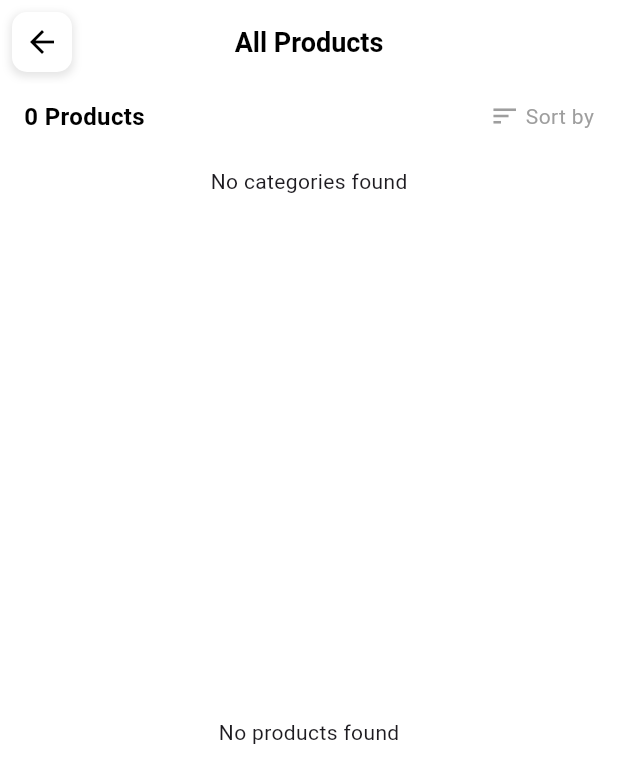
After one commit to Sibtain-maker/burger_full_app, a Flutter app: the AppMainScreen screen opened directly, after a tap on "View All", on a phone screen of 412 x 824 dp. The commit adds this screen. Shown: the top 783 px of the screen. Run offline on Flutter 3.47's test engine with Material 3 defaults, Android fonts, the phone set to English and light mode, and no system bars; our stand-ins replace iconsax, supabase_flutter; accounts and stored records are empty; network calls fail.

Commit message:
view all screen is done

```diff
--- a/lib/main.dart
+++ b/lib/main.dart
@@ -1,8 +1,5 @@
 import 'package:burger_app_full/pages/Screen/app_main_screen.dart';
-import 'package:burger_app_full/pages/Screen/Profile_screen.dart';
-import 'package:burger_app_full/pages/Screen/on_bordingscreen.dart';
 import 'package:burger_app_full/pages/auth/login_screen.dart';
-import 'package:burger_app_full/pages/auth/signup_screen.dart';
 import 'package:flutter/material.dart';
 import 'package:supabase_flutter/supabase_flutter.dart';
 
--- a/lib/pages/Screen/app_main_screen.dart
+++ b/lib/pages/Screen/app_main_screen.dart
@@ -14,7 +14,7 @@ class AppMainScreen extends StatefulWidget {
 
 class _AppMainScreenState extends State<AppMainScreen> {
   int currentIndex = 0;
-  PageController _pageController = PageController();
+  final PageController _pageController = PageController();
   int currentPage = 0;
 
   final List<Widget> _pages = [
--- a/lib/pages/Screen/foood_app_home_screen.dart
+++ b/lib/pages/Screen/foood_app_home_screen.dart
@@ -6,6 +6,7 @@ import 'package:flutter/foundation.dart';
 import 'package:flutter/material.dart';
 import 'package:iconsax/iconsax.dart';
 import 'package:supabase_flutter/supabase_flutter.dart';
+import 'package:burger_app_full/pages/Screen/view_all_screen.dart';
 
 class FooodAppHomeScreen extends StatefulWidget {
   const FooodAppHomeScreen({super.key});
@@ -101,10 +102,10 @@ class _FooodAppHomeScreenState extends State<FooodAppHomeScreen> {
   }
 
   Widget _buildproductsection() {
-    return Expanded(
+    return Container(
+      height: 300, // Increased height for bigger burgers
       child: FutureBuilder<List<FoodModel>>(
         future: futureFoodproducts,
-
         builder: (context, snapshot) {
           if (snapshot.connectionState == ConnectionState.waiting) {
             return Center(child: CircularProgressIndicator());
@@ -118,14 +119,13 @@ class _FooodAppHomeScreenState extends State<FooodAppHomeScreen> {
           }
           return ListView.builder(
             scrollDirection: Axis.horizontal,
-
+            physics: BouncingScrollPhysics(),
+            padding: EdgeInsets.symmetric(horizontal: 20),
             itemCount: products.length,
             itemBuilder: (context, index) {
-              return Padding(
-                padding: EdgeInsets.only(
-                  left: index == 0 ? 25 : 0,
-                  right: index == products.length - 1 ? 25 : 0,
-                ),
+              return Container(
+                margin: EdgeInsets.only(right: 20),
+                width: 180, // Bigger width for burger cards
                 child: ProductsItemsDispaly(foodModel: products[index]),
               );
             },
@@ -143,23 +143,40 @@ class _FooodAppHomeScreenState extends State<FooodAppHomeScreen> {
         children: [
           Text(
             'Popular Now',
-            style: TextStyle(fontSize: 20, fontWeight: FontWeight.bold),
+            style: TextStyle(
+              fontSize: 20,
+              fontWeight: FontWeight.bold,
+              color: Colors.black87,
+            ),
           ),
           GestureDetector(
+            onTap: () {
+              Navigator.push(
+                context,
+                MaterialPageRoute(builder: (context) => ViewAllScreen()),
+              );
+            },
             child: Row(
               children: [
-                Text('View All', style: TextStyle(color: Colors.orange)),
-                SizedBox(width: 5),
+                Text(
+                  'View All',
+                  style: TextStyle(
+                    color: Colors.orange,
+                    fontWeight: FontWeight.w500,
+                    fontSize: 16,
+                  ),
+                ),
+                SizedBox(width: 4),
                 Container(
-                  padding: EdgeInsets.all(5),
+                  padding: EdgeInsets.all(4),
                   decoration: BoxDecoration(
                     color: Colors.orange,
-                    borderRadius: BorderRadius.circular(5),
+                    borderRadius: BorderRadius.circular(4),
                   ),
                   child: Icon(
                     Icons.arrow_forward_ios_rounded,
                     color: Colors.white,
-                    size: 10,
+                    size: 12,
                   ),
                 ),
               ],
@@ -336,7 +353,7 @@ class _FooodAppHomeScreenState extends State<FooodAppHomeScreen> {
       actions: [
         Padding(
           padding: const EdgeInsets.only(right: 16),
-          child: Container(
+          child: SizedBox(
             height: 45,
             width: 45,
             child: Image.asset('assets/food-delivery/profile.png'),
--- a/lib/pages/Screen/on_bordingscreen.dart
+++ b/lib/pages/Screen/on_bordingscreen.dart
@@ -13,7 +13,7 @@ class Onboarding extends StatefulWidget {
 }
 
 class _OnboardingState extends State<Onboarding> {
-  PageController _pageController = PageController();
+  final PageController _pageController = PageController();
   int currentPage = 0;
 
   @override
--- /dev/null
+++ b/lib/pages/Screen/view_all_screen.dart
@@ -0,0 +1,277 @@
+import 'package:burger_app_full/Core/models/product_model.dart';
+import 'package:burger_app_full/widgets/products_items_dispaly.dart';
+import 'package:flutter/material.dart';
+import 'package:supabase_flutter/supabase_flutter.dart';
+
+class ViewAllScreen extends StatefulWidget {
+  const ViewAllScreen({super.key});
+
+  @override
+  State<ViewAllScreen> createState() => _ViewAllScreenState();
+}
+
+class _ViewAllScreenState extends State<ViewAllScreen> {
+  late Future<List<FoodModel>> futureFoodproducts;
+  List<FoodModel> allProducts = [];
+  String selectedCategory = 'All';
+
+  // Fetch all available categories from database
+  Future<List<String>> fetchAvailableCategories() async {
+    try {
+      final response = await Supabase.instance.client
+          .from('food_products')
+          .select('category');
+
+      Set<String> categories = {};
+      for (var item in response) {
+        if (item['category'] != null) {
+          categories.add(item['category'].toString());
+        }
+      }
+      return categories.toList();
+    } catch (error) {
+      print('Error fetching categories: $error');
+      return [];
+    }
+  }
+
+  @override
+  void initState() {
+    super.initState();
+    futureFoodproducts = fetchAllProducts();
+    // Debug: Print available categories
+    fetchAvailableCategories().then((categories) {
+      print('Available categories in database: $categories');
+    });
+  }
+
+  // Fetch all food products
+  Future<List<FoodModel>> fetchAllProducts() async {
+    try {
+      final response = await Supabase.instance.client
+          .from('food_products')
+          .select();
+      return (response as List)
+          .map((json) => FoodModel.fromJson(json))
+          .toList();
+    } catch (error) {
+      print('Error fetching products: $error');
+      return [];
+    }
+  }
+
+  // Fetch products by category
+  Future<List<FoodModel>> fetchProductsByCategory(String category) async {
+    if (category == 'All') {
+      return fetchAllProducts();
+    }
+
+    try {
+      final response = await Supabase.instance.client
+          .from('food_products')
+          .select()
+          .ilike('category', category.trim());
+      return (response as List)
+          .map((json) => FoodModel.fromJson(json))
+          .toList();
+    } catch (error) {
+      print('Error fetching products by category: $error');
+      return [];
+    }
+  }
+
+  void _onCategorySelected(String category) {
+    setState(() {
+      selectedCategory = category;
+      futureFoodproducts = fetchProductsByCategory(category);
+    });
+  }
+
+  @override
+  Widget build(BuildContext context) {
+    return Scaffold(
+      backgroundColor: Colors.white,
+      appBar: AppBar(
+        backgroundColor: Colors.white,
+        elevation: 0,
+        leading: GestureDetector(
+          onTap: () => Navigator.pop(context),
+          child: Container(
+            margin: EdgeInsets.all(8),
+            decoration: BoxDecoration(
+              color: Colors.white,
+              borderRadius: BorderRadius.circular(10),
+              boxShadow: [
+                BoxShadow(
+                  color: Colors.black.withValues(alpha: 0.1),
+                  spreadRadius: 1,
+                  blurRadius: 4,
+                  offset: Offset(0, 2),
+                ),
+              ],
+            ),
+            child: Icon(Icons.arrow_back, color: Colors.black),
+          ),
+        ),
+        centerTitle: true,
+        title: Text(
+          'All Products',
+          style: TextStyle(
+            color: Colors.black,
+            fontWeight: FontWeight.bold,
+            fontSize: 18,
+          ),
+        ),
+      ),
+      body: Column(
+        children: [
+          SizedBox(height: 10),
+          // Add header with product count and sort
+          Padding(
+            padding: EdgeInsets.symmetric(horizontal: 16),
+            child: Row(
+              mainAxisAlignment: MainAxisAlignment.spaceBetween,
+              children: [
+                FutureBuilder<List<FoodModel>>(
+                  future: futureFoodproducts,
+                  builder: (context, snapshot) {
+                    final count = snapshot.data?.length ?? 0;
+                    return Text(
+                      '$count Products',
+                      style: TextStyle(
+                        fontSize: 16,
+                        fontWeight: FontWeight.bold,
+                        color: Colors.black,
+                      ),
+                    );
+                  },
+                ),
+                Row(
+                  children: [
+                    Icon(Icons.sort, color: Colors.grey, size: 20),
+                    SizedBox(width: 4),
+                    Text(
+                      'Sort by',
+                      style: TextStyle(color: Colors.grey, fontSize: 14),
+                    ),
+                  ],
+                ),
+              ],
+            ),
+          ),
+          SizedBox(height: 12),
+          // Add filter chips
+          Padding(
+            padding: EdgeInsets.symmetric(horizontal: 16),
+            child: FutureBuilder<List<String>>(
+              future: fetchAvailableCategories(),
+              builder: (context, snapshot) {
+                if (snapshot.connectionState == ConnectionState.waiting) {
+                  return SizedBox(
+                    height: 40,
+                    child: Center(child: CircularProgressIndicator()),
+                  );
+                }
+
+                final categories = snapshot.data ?? [];
+                if (categories.isEmpty) {
+                  return SizedBox(
+                    height: 40,
+                    child: Center(child: Text('No categories found')),
+                  );
+                }
+
+                return SingleChildScrollView(
+                  scrollDirection: Axis.horizontal,
+                  child: Row(
+                    children: [
+                      _buildFilterChip('All', selectedCategory == 'All'),
+                      SizedBox(width: 8),
+                      ...categories
+                          .map(
+                            (category) => Row(
+                              children: [
+                                SizedBox(width: 8),
+                                _buildFilterChip(
+                                  category,
+                                  selectedCategory == category,
+                                ),
+                              ],
+                            ),
+                          )
+                          .toList(),
+                    ],
+                  ),
+                );
+              },
+            ),
+          ),
+          SizedBox(height: 12),
+          Expanded(
+            child: FutureBuilder<List<FoodModel>>(
+              future: futureFoodproducts,
+              builder: (context, snapshot) {
+                if (snapshot.connectionState == ConnectionState.waiting) {
+                  return Center(child: CircularProgressIndicator());
+                }
+                if (snapshot.hasError) {
+                  return Center(child: Text('Error: ${snapshot.error}'));
+                }
+                final products = snapshot.data ?? [];
+                if (products.isEmpty) {
+                  return Center(child: Text('No products found'));
+                }
+
+                return Column(
+                  children: [
+                    Expanded(
+                      child: GridView.builder(
+                        padding: EdgeInsets.symmetric(horizontal: 12),
+                        gridDelegate: SliverGridDelegateWithFixedCrossAxisCount(
+                          crossAxisCount: 2,
+                          childAspectRatio: 0.7,
+                          crossAxisSpacing: 8,
+                          mainAxisSpacing: 8,
+                        ),
+                        itemCount: products.length,
+                        itemBuilder: (context, index) {
+                          return ProductsItemsDispaly(
+                            foodModel: products[index],
+                          );
+                        },
+                      ),
+                    ),
+                  ],
+                );
+              },
+            ),
+          ),
+        ],
+      ),
+    );
+  }
+
+  Widget _buildFilterChip(String label, bool isSelected) {
+    return GestureDetector(
+      onTap: () => _onCategorySelected(label),
+      child: Container(
+        padding: EdgeInsets.symmetric(horizontal: 16, vertical: 8),
+        decoration: BoxDecoration(
+          color: isSelected ? Colors.red : Colors.grey.withValues(alpha: 0.1),
+          borderRadius: BorderRadius.circular(20),
+          border: Border.all(
+            color: isSelected ? Colors.red : Colors.transparent,
+          ),
+        ),
+        child: Text(
+          label,
+          style: TextStyle(
+            color: isSelected ? Colors.white : Colors.black,
+            fontWeight: FontWeight.w500,
+            fontSize: 14,
+          ),
+        ),
+      ),
+    );
+  }
+}
```
Also changed, not shown: lib/pages/auth/login_screen.dart (+6 -1 lines), lib/widgets/products_items_dispaly.dart (+47 -20 lines).
